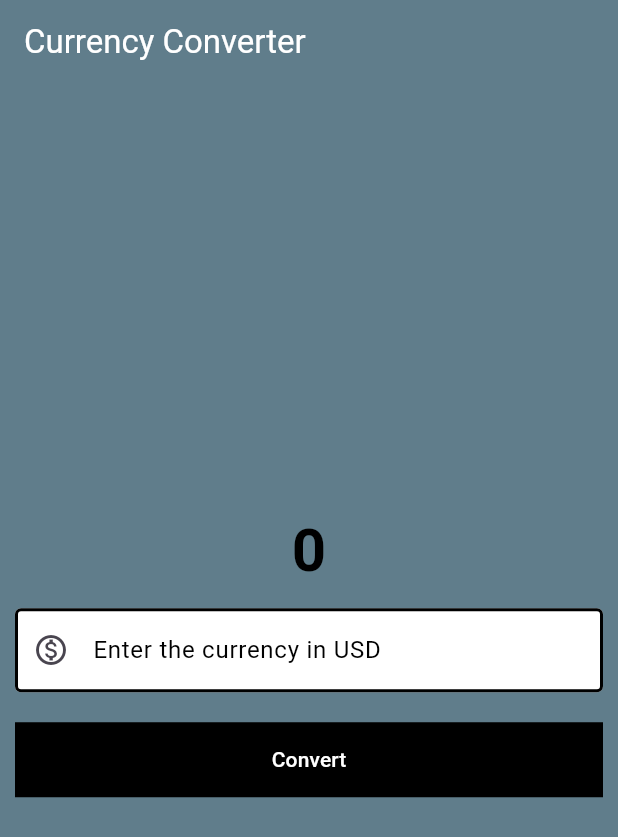
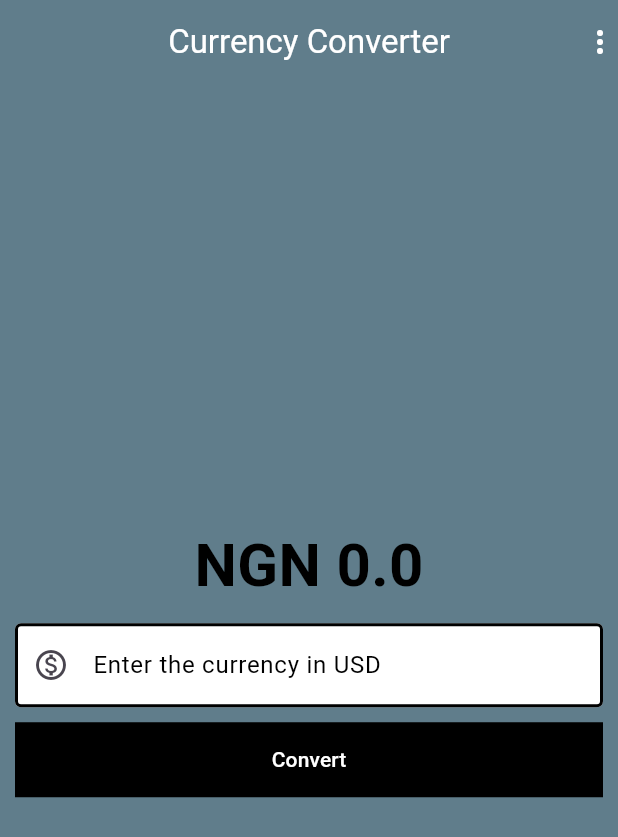
Before and after one commit to Usman-Click/Flutter-CTST, a Flutter app: the screen it shows after launch, on a phone screen of 412 x 824 dp. Shown: the top 837 px of the screen. Run offline on Flutter 3.47's test engine with Material 3 defaults, Android fonts, the phone set to English and light mode, and no system bars.

```diff
--- a/lib/main_page.dart
+++ b/lib/main_page.dart
@@ -1,7 +1,22 @@
 import 'package:flutter/material.dart';
 
-class MainPage extends StatelessWidget{
+class MainPage extends StatefulWidget{
   const MainPage({super.key});
+
+  @override
+  State<MainPage> createState() => _MainPageState();
+ }
+
+ class _MainPageState extends State<MainPage>{
+
+    var textController = TextEditingController();
+    double result = 0;
+
+    void convert()  {
+      setState(() {
+              result = double.parse(textController.text.toString()) * 81;
+      });
+    }
 
  @override
   Widget build(BuildContext context) {
@@ -20,29 +35,37 @@ class MainPage extends StatelessWidget{
         backgroundColor: Colors.blueGrey,
         title: const Text("Currency Converter", style: TextStyle( color: Colors.white )),
         elevation: 0,
+        centerTitle: true,
+        actions: const [
+          Icon(Icons.more_vert_rounded)
+        ],
+        actionsIconTheme: const IconThemeData(
+            color: Colors.white,
+        ),
        ),
 
-        body:  Center(
+        body:  Container(
+          padding: const EdgeInsets.all(10),
+          child: Center(
             child: Column(
               mainAxisAlignment: MainAxisAlignment.center,
               children: [
-             const Text(
-                  "0",
-                  style: TextStyle(
+                Text(
+                    "NGN $result",
+                    maxLines: 1,
+                    style: const TextStyle(
                       color: Colors.black,
                       fontWeight: FontWeight.bold,
                       fontSize: 40,
                     ),
 
                 ),
+                const SizedBox(height: 10),
 
-              Container(
-                padding: const EdgeInsets.all(10),
-                child: const TextField(
-                keyboardType: TextInputType.numberWithOptions(
-                  decimal: true
-                ),
-                decoration: InputDecoration(
+                TextField(
+                keyboardType: const TextInputType.numberWithOptions(decimal: true),
+                controller: textController,
+                decoration: const InputDecoration(
                   hintText: "Enter the currency in USD",
                   hintStyle: TextStyle(color: Colors.black),
                   enabledBorder: borderStyle,
@@ -52,25 +75,22 @@ class MainPage extends StatelessWidget{
                   prefixIcon: Icon(Icons.monetization_on_outlined)
                 ),
                 ),
-              ),
+                const SizedBox(height: 10),
 
-
-              Container(
-                padding: const EdgeInsets.all(10),
-                child: TextButton(
-                  onPressed: null,
+                TextButton(
+                  onPressed: convert,
                   style: TextButton.styleFrom(
                     backgroundColor: Colors.black,
                     minimumSize: const Size(double.infinity, 50),
                     shape: const RoundedRectangleBorder(),
-
                   ),
                   child: const Text("Convert", style: TextStyle(color: Colors.white),),
 
                   ),
-              ),
               ],
             )
           ),
+        ),
       );
-  }}
+  }
+ }
--- a/lib/test.dart
+++ b/lib/test.dart
@@ -31,3 +31,22 @@ void main(){
   ({ String id,  String passCode, bool? isAive}) auth (){
     return (isAive: false, passCode: "22312", id: "DXQ42KWG64");
   }
+
+  void car (){
+
+
+
+    void house(){
+
+    }
+
+    house();
+    house;
+
+    (){
+      print("object");
+    };
+
+    () => print("object;");
+
+  }
```
Also changed, not shown: scrsht/vlcsnap-2024-05-12-22h19m30s624.png (added), scrsht/vlcsnap-2024-05-12-22h20m07s294.png (added), scrsht/vlcsnap-2024-05-12-22h28m10s560.png (added), scrsht/vlcsnap-2024-05-12-23h17m44s294.png (added), scrsht/vlcsnap-2024-05-12-23h24m29s698.png (added), scrsht/vlcsnap-2024-05-12-23h28m24s157.png (added), scrsht/vlcsnap-2024-05-12-23h37m59s314.png (added), scrsht/vlcsnap-2024-05-12-23h44m24s873.png (added), scrsht/vlcsnap-2024-05-12-23h49m45s149.png (added), scrsht/vlcsnap-2024-05-12-23h54m12s733.png (added), scrsht/vlcsnap-2024-05-12-23h58m25s653.png (added). Lines whose indentation alone changed are shown as unchanged.
